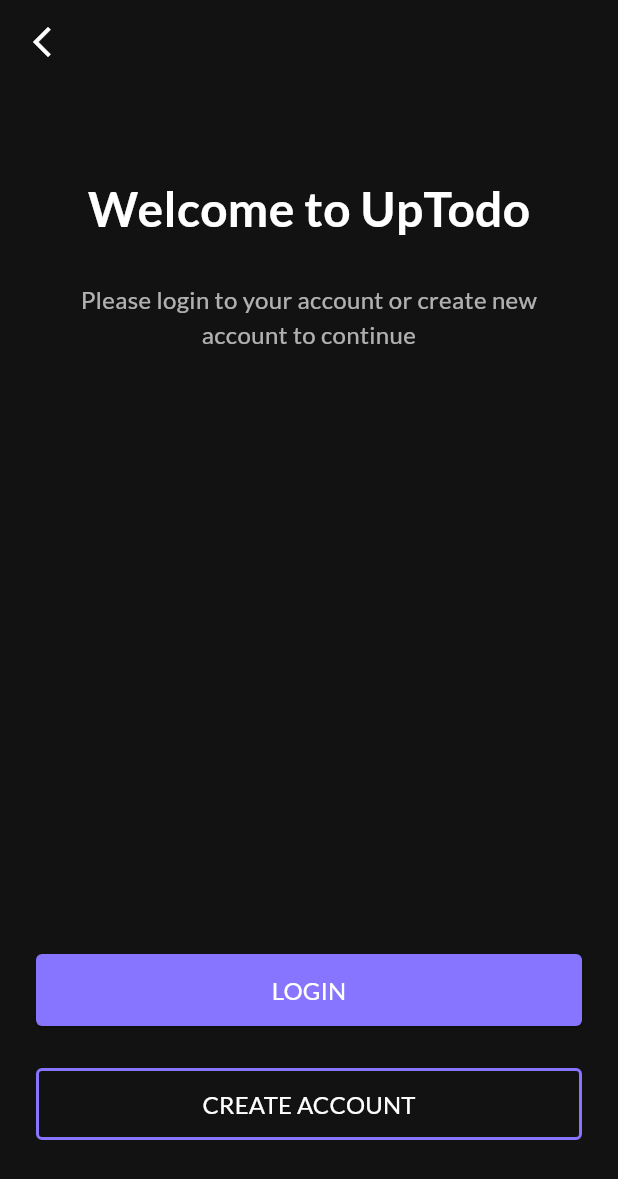
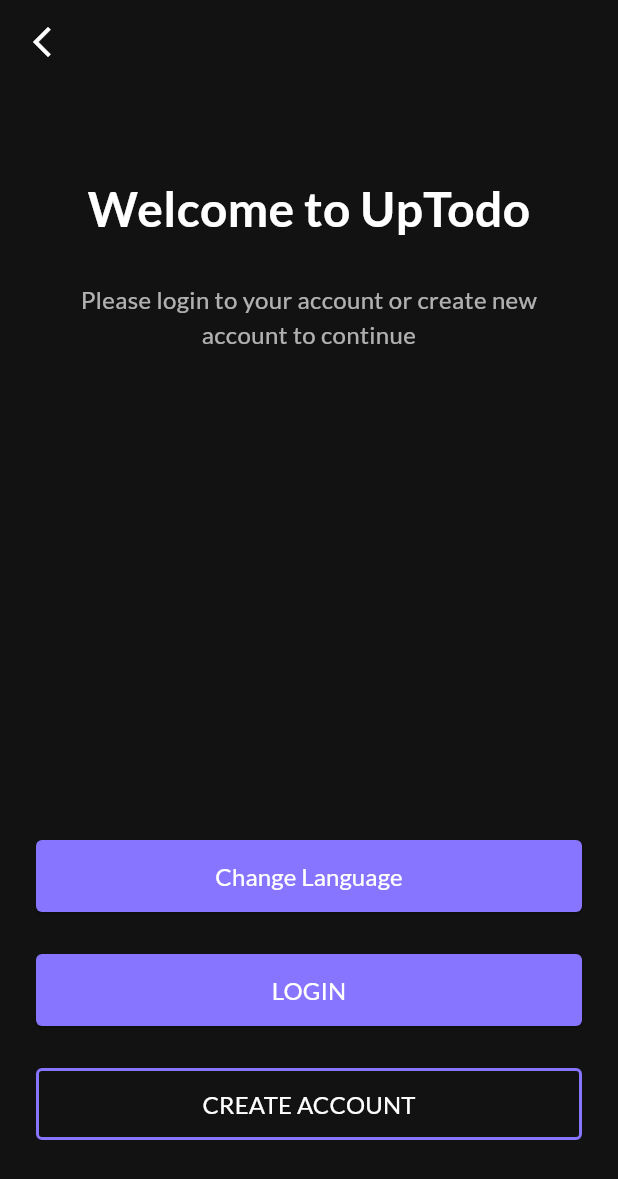
Before and after one commit to duongthai2003/flutter-up-todo, a Flutter app: the screen it shows after launch, after a tap on "Skip", on a phone screen of 412 x 824 dp. Shown: the top 1179 px of the screen. Run offline on Flutter 3.47's test engine with Material 3 defaults, Android fonts, the phone set to English and light mode, and no system bars; our stand-ins replace easy_localization, google_fonts, shared_preferences.

Commit message:
multiple language

```diff
--- a/lib/main.dart
+++ b/lib/main.dart
@@ -1,3 +1,4 @@
+import 'package:easy_localization/easy_localization.dart';
 import 'package:fluter_app/ui/auth/login/login.dart';
 import 'package:fluter_app/ui/main/mainPage.dart';
 import 'package:fluter_app/ui/onBoarding/onBoardingPageView.dart';
@@ -6,8 +7,20 @@
 import 'package:flutter/material.dart';
 import 'package:google_fonts/google_fonts.dart';
 
-void main() {
-  runApp(const MyApp());
+void main() async {
+  // khởi tạo EasyLocalization để sử dụng đa ngôn ngữ
+  WidgetsFlutterBinding.ensureInitialized();
+  await EasyLocalization.ensureInitialized();
+
+  runApp(
+    // thêm các loại ngôn ngữ được hỗ trợ
+    EasyLocalization(
+      supportedLocales: const [Locale("en"), Locale("vi")],
+      path: "assets/translations",
+
+      child: const MyApp(),
+    ),
+  );
 }
 
 class MyApp extends StatelessWidget {
@@ -22,6 +35,10 @@
         colorScheme: .fromSeed(seedColor: Colors.deepPurple),
         fontFamily: GoogleFonts.lato().fontFamily,
       ),
+      // khai báo các thuộc tính của EasyLocalization
+      localizationsDelegates: context.localizationDelegates,
+      supportedLocales: context.supportedLocales,
+      locale: context.locale,
       home: const SplashScreen(),
     );
   }
--- a/lib/ui/start/startScreen.dart
+++ b/lib/ui/start/startScreen.dart
@@ -1,3 +1,4 @@
+import 'package:easy_localization/easy_localization.dart';
 import 'package:fluter_app/component/buttonBackIcon.dart';
 import 'package:fluter_app/component/OutlinedLoginButton.dart';
 import 'package:fluter_app/ui/onBoarding/onBoardingPageView.dart';
@@ -35,7 +36,7 @@
                 children: [SizedBox(height: 0), _buildContent()],
               ),
             ),
-            _bottomButton(),
+            _bottomButton(context),
           ],
         ),
       ),
@@ -53,15 +54,16 @@
 
         children: [
           Text(
-            "Welcome to UpTodo",
+            "welcome_title".tr(),
             style: TextStyle(
               fontSize: 32,
               color: Colors.white,
               fontWeight: FontWeight.bold,
             ),
+            textAlign: TextAlign.center,
           ),
           Text(
-            "Please login to your account or create new account to continue",
+            "welcome_description".tr(),
             style: TextStyle(
               fontSize: 16,
               fontWeight: FontWeight.w400,
@@ -74,7 +76,7 @@
     );
   }
 
-  Widget _bottomButton() {
+  Widget _bottomButton(BuildContext context) {
     return Container(
       margin: EdgeInsets.symmetric(horizontal: 24).copyWith(bottom: 64),
 
@@ -86,10 +88,16 @@
           ElevatedButton(
             // ElevatedButton tạo button nền màu
             onPressed: () {
-              print("login");
+              // lấy ra ngôn ngữ hiện tại
+              final curentLanguage = context.locale.toString();
+              if (curentLanguage == "en") {
+                context.setLocale(Locale("vi"));
+              } else {
+                context.setLocale(Locale("en"));
+              }
             },
             child: Text(
-              "Login".toUpperCase(),
+              "change_language".tr(),
               style: TextStyle(
                 color: Colors.white,
                 fontSize: 16,
@@ -104,7 +112,28 @@
               minimumSize: Size.fromHeight(48),
             ),
           ),
-          OutlinedLoginButton(label: "Create account"),
+          ElevatedButton(
+            // ElevatedButton tạo button nền màu
+            onPressed: () {
+              print("login");
+            },
+            child: Text(
+              "login".tr().toUpperCase(),
+              style: TextStyle(
+                color: Colors.white,
+                fontSize: 16,
+                fontWeight: FontWeight.w400,
+              ),
+            ),
+            style: ElevatedButton.styleFrom(
+              backgroundColor: Color(0xFF8875FF),
+              shape: RoundedRectangleBorder(
+                borderRadius: BorderRadius.circular(4),
+              ),
+              minimumSize: Size.fromHeight(48),
+            ),
+          ),
+          OutlinedLoginButton(label: "create_account".tr()),
         ],
       ),
     );
--- a/pubspec.yaml
+++ b/pubspec.yaml
@@ -13,6 +13,7 @@
   cupertino_icons: ^1.0.8
   google_fonts: ^8.2.1
   shared_preferences: ^2.5.6
+  easy_localization: ^3.0.8
 
 dev_dependencies:
   flutter_test:
@@ -25,6 +26,7 @@
 
   assets:
     - assets/images/
+    - assets/translations/
 
 # cấu hình font tải  xuống
   # fonts:
```
Also changed, not shown: assets/translations/en.json (added, +7 -0 lines), assets/translations/vi.json (added, +7 -0 lines), pubspec.lock, 1 other file.
